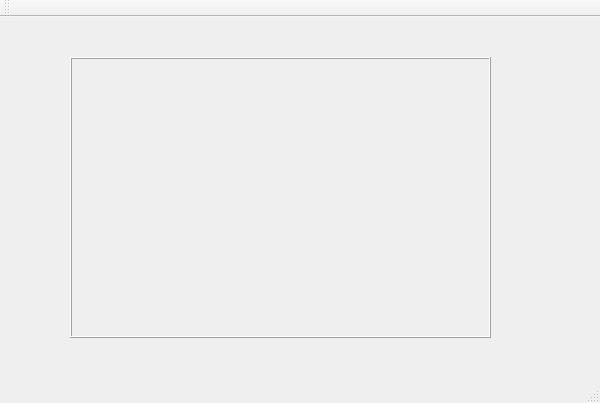
First picture: the form in TextureToolRendering/TextureToolRendering.ui, repository roosen5/TextureTool, before the edit.
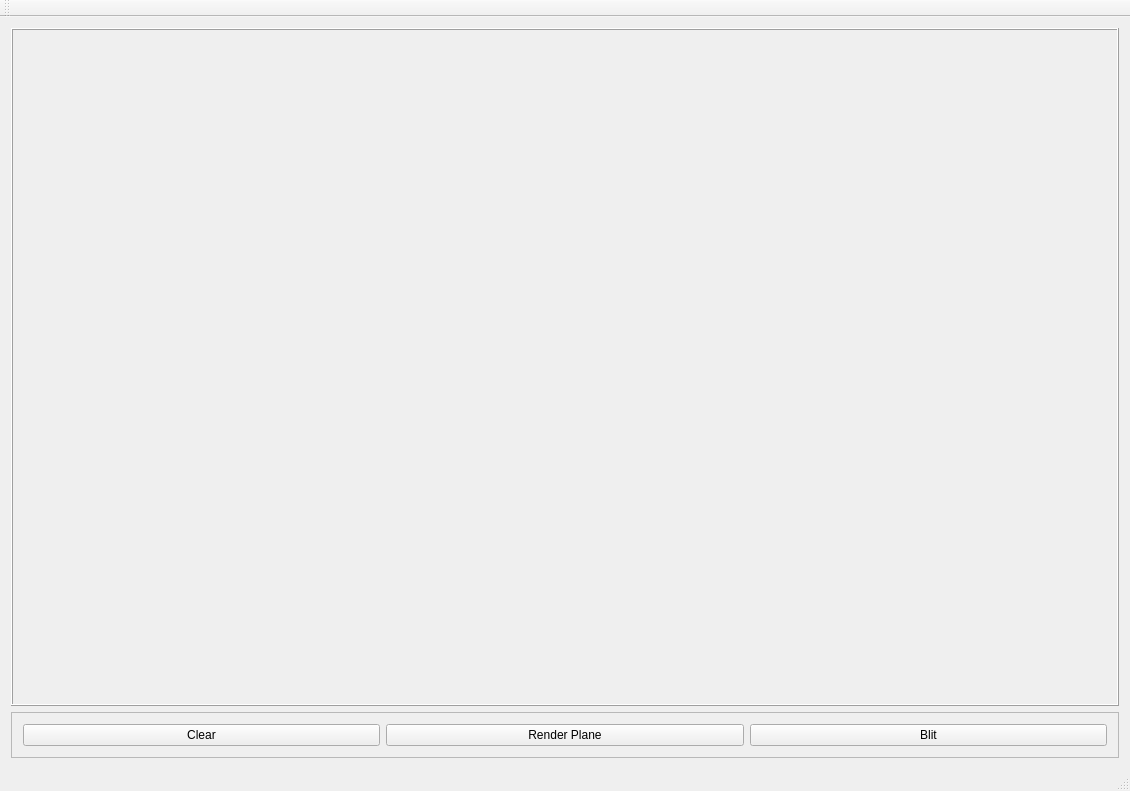
Second picture: the form after the edit.

Commit message: Mathijs: - Removed RenderInterface, made RenderView as the complete renderer - Some comments - Plane shader

```diff
--- a/TextureToolRendering/TextureToolRendering.ui
+++ b/TextureToolRendering/TextureToolRendering.ui
@@ -6,23 +6,17 @@
    <rect>
     <x>0</x>
     <y>0</y>
-    <width>600</width>
-    <height>403</height>
+    <width>1130</width>
+    <height>791</height>
    </rect>
   </property>
   <property name="windowTitle">
    <string>TextureToolRendering</string>
   </property>
   <widget class="QWidget" name="centralWidget">
+   <layout class="QVBoxLayout" name="verticalLayout">
+    <item>
    <widget class="QFrame" name="mRenderViewFrame">
-    <property name="geometry">
-     <rect>
-      <x>70</x>
-      <y>40</y>
-      <width>421</width>
-      <height>281</height>
-     </rect>
-    </property>
     <property name="frameShape">
      <enum>QFrame::Box</enum>
     </property>
@@ -30,6 +24,47 @@
      <enum>QFrame::Raised</enum>
     </property>
    </widget>
+    </item>
+    <item>
+     <widget class="QFrame" name="frame">
+      <property name="sizePolicy">
+       <sizepolicy hsizetype="Preferred" vsizetype="Maximum">
+        <horstretch>0</horstretch>
+        <verstretch>0</verstretch>
+       </sizepolicy>
+      </property>
+      <property name="frameShape">
+       <enum>QFrame::StyledPanel</enum>
+      </property>
+      <property name="frameShadow">
+       <enum>QFrame::Raised</enum>
+      </property>
+      <layout class="QHBoxLayout" name="horizontalLayout">
+       <item>
+        <widget class="QPushButton" name="mClearBtn">
+         <property name="text">
+          <string>Clear</string>
+         </property>
+        </widget>
+       </item>
+       <item>
+        <widget class="QPushButton" name="mRenderPlaneBtn">
+         <property name="text">
+          <string>Render Plane</string>
+         </property>
+        </widget>
+       </item>
+       <item>
+        <widget class="QPushButton" name="mBlitBtn">
+         <property name="text">
+          <string>Blit</string>
+         </property>
+        </widget>
+       </item>
+      </layout>
+     </widget>
+    </item>
+   </layout>
   </widget>
   <widget class="QMenuBar" name="menuBar">
    <property name="geometry">
```
Left out of the diff: 4 changed lines with no effect on the pictures. Lines whose indentation alone changed are shown as unchanged. The commit also changes 21 other files.
